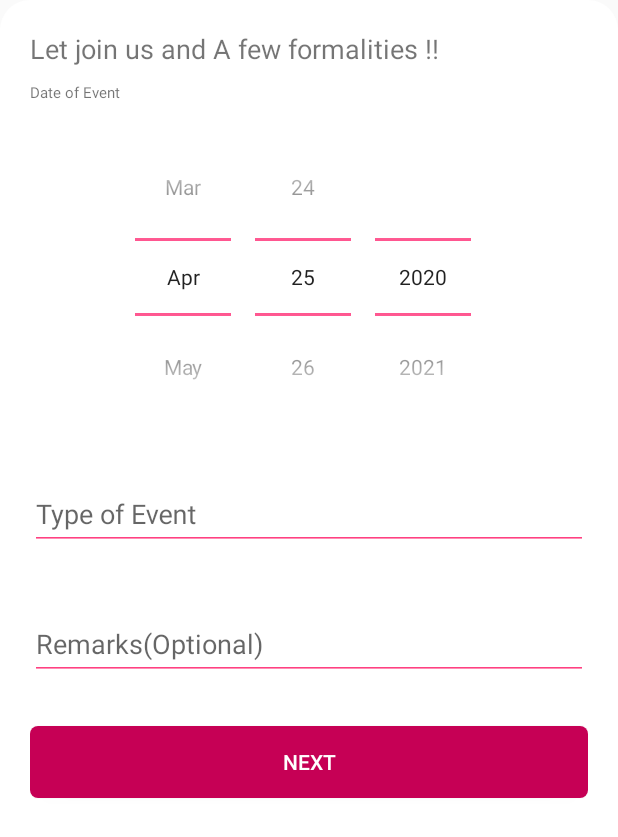
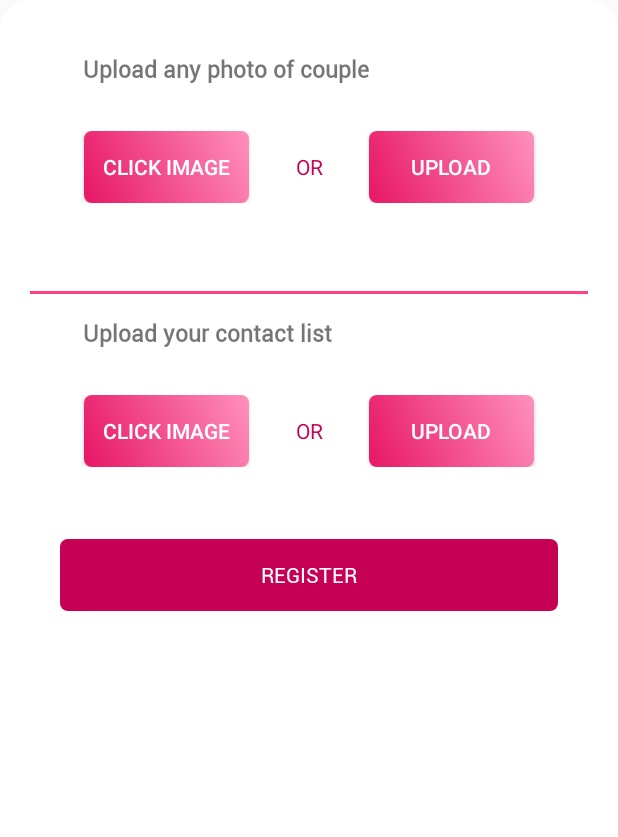
Before and after one commit to abhigupta19/Wedding_app, an Android app: the layout bottomsheet3.xml on its own in the app's theme, with its tools: preview values and no code run, on a phone screen of 412 x 824 dp. Shown: the top 837 px of the screen. Run offline under Robolectric (Android 15) with nearby library versions, the phone set to English and light mode, and no system bars.

Commit message:
Contacts and main page

```diff
--- a/app/src/main/java/com/example/wedding/Bottomsheet2.java
+++ b/app/src/main/java/com/example/wedding/Bottomsheet2.java
@@ -38,6 +38,7 @@ public class Bottomsheet2 extends BottomSheetDialogFragment {
                 if(k==1) {
                     sendData2.sendInfo2(String.valueOf(datePicker.getDayOfMonth())+"/"+String.valueOf(datePicker.getMonth())+"/"+String.valueOf(datePicker.getYear()), type.getEditText().getText().toString(), remrks.getEditText().getText().toString());
                     BottomSheet3 bottomSheet3=new BottomSheet3();
+                    dismiss();
                     bottomSheet3.show(getFragmentManager(),"jaibaba");
                 }
                 }
--- a/app/src/main/res/layout/activity_main.xml
+++ b/app/src/main/res/layout/activity_main.xml
@@ -7,6 +7,10 @@
     android:orientation="vertical">
     <androidx.recyclerview.widget.RecyclerView
         android:layout_width="match_parent"
+        android:id="@+id/recyclerView"
+        android:paddingTop="10dp"
+        android:paddingLeft="5dp"
+        android:paddingRight="5dp"
         android:layout_height="match_parent"></androidx.recyclerview.widget.RecyclerView>
     <com.google.android.material.floatingactionbutton.FloatingActionButton
         android:layout_width="wrap_content"
--- a/app/src/main/res/layout/bottomsheet3.xml
+++ b/app/src/main/res/layout/bottomsheet3.xml
@@ -12,77 +12,174 @@
 
 
     <TextView
-        android:id="@+id/textView3"
+        android:id="@+id/et_id"
+        android:layout_width="wrap_content"
+        android:layout_height="wrap_content"
+        android:text="Upload any photo of couple"
+        android:layout_marginLeft="20dp"
+        android:layout_marginRight="20dp"
+        android:layout_marginBottom="10dp"
+        android:padding="15dp"
+        android:textStyle="bold"
+        android:fontFamily="@font/roboto_regular"
+        android:textSize="15sp" />
+
+    <View
+        android:layout_height="5dp"
+        android:layout_width="match_parent"
+        />
+    <LinearLayout
         android:layout_width="match_parent"
         android:layout_height="wrap_content"
-        android:lines="1"
-        android:paddingBottom="10dp"
-        android:text="Let join us and A few formalities !!"
-        android:textSize="18dp"
+        android:gravity="center_horizontal"
+        android:orientation="vertical">
+        <LinearLayout
+            android:layout_width="match_parent"
+            android:orientation="horizontal"
+            android:gravity="center_horizontal"
+            android:layout_height="wrap_content">
+            <Button
+                android:layout_width="110dp"
+                android:background="@drawable/button_background"
+                android:textColor="@color/accent"
 
+                android:text="CLICK IMAGE"
+
+                android:id="@+id/et_id_click"
+                android:layout_height="wrap_content"/>
+            <TextView
+                android:text="OR"
+                android:gravity="center_horizontal"
+                android:textColor="@color/primary_darker"
+                android:layout_width="80dp"
+                android:layout_height="wrap_content"/>
+            <Button
+                android:layout_width="110dp"
+                android:background="@drawable/button_background"
+                android:textColor="@color/accent"
+                android:text="UPLOAD"
+                android:id="@+id/et_id_up"
+                android:layout_height="wrap_content"/>
+        </LinearLayout>
+        <androidx.core.widget.ContentLoadingProgressBar
+            android:layout_width="match_parent"
+            android:layout_height="wrap_content"
+            android:paddingLeft="10dp"
+            android:paddingRight="10dp"
+            android:paddingTop="20dp"
+            android:max="100"
+            style="@style/Widget.AppCompat.ProgressBar.Horizontal"
+            android:id="@+id/progress_doucment"></androidx.core.widget.ContentLoadingProgressBar>
+
+        <TextView
+            android:id="@+id/id_txt"
+            android:layout_width="wrap_content"
+            android:layout_height="wrap_content"
+            />
+
+    </LinearLayout>
+    <View
+        android:layout_width="1dp"
+        android:layout_height="3dp"/>
+    <LinearLayout
+        android:layout_width="match_parent"
+        android:layout_height="2dp"
+        android:background="@color/primary_dark"/>
+    <TextView
+        android:id="@+id/et_flight"
+        android:layout_width="wrap_content"
+        android:layout_height="wrap_content"
+        android:text="Upload your contact list"
+        android:layout_marginLeft="20dp"
+        android:layout_marginRight="20dp"
+        android:layout_marginBottom="10dp"
+        android:padding="15dp"
+        android:textStyle="bold"
+        android:fontFamily="@font/roboto_regular"
+        android:textSize="15sp" />
+
+    <View
+        android:layout_height="5dp"
+        android:layout_width="match_parent"
         />
-
-    <TextView
-        android:id="@+id/textView4"
+    <LinearLayout
         android:layout_width="match_parent"
         android:layout_height="wrap_content"
-        android:lines="1"
-        android:paddingBottom="10dp"
-        android:text="Date of Event"
-        android:textSize="10dp"
+        android:gravity="center_horizontal"
+        android:orientation="vertical">
+        <LinearLayout
+            android:layout_width="match_parent"
+            android:layout_height="wrap_content"
+            android:gravity="center_horizontal"
+            android:orientation="horizontal">
+            <Button
+                android:layout_width="110dp"
+                android:background="@drawable/button_background"
+                android:textColor="@color/accent"
+                android:text="CLICK IMAGE"
+                android:id="@+id/et_flight_click"
+                android:layout_height="wrap_content"/>
+            <TextView
+                android:text="OR"
+                android:gravity="center_horizontal"
+                android:textColor="@color/primary_darker"
+                android:layout_width="80dp"
+                android:layout_height="wrap_content"/>
+            <Button
+                android:layout_width="110dp"
+                android:background="@drawable/button_background"
+                android:textColor="@color/accent"
+                android:text="UPLOAD"
+                android:id="@+id/et_flight_up"
+                android:layout_height="wrap_content"/>
 
+        </LinearLayout>
+        <View
+            android:layout_width="80dp"
+            android:layout_height="10dp"/>
+        <TextView
+            android:layout_width="wrap_content"
+            android:layout_height="wrap_content"
+            android:id="@+id/flight_txt"
+            />
+        <View
+            android:layout_width="140dp"
+            android:layout_height="10dp"/>
+
+    </LinearLayout>
+
+    <View
+        android:layout_width="1dp"
+        android:layout_height="3dp"/>
+
+    <View
+        android:layout_height="5dp"
+        android:layout_width="match_parent"
         />
-
-    <DatePicker
+    <LinearLayout
         android:layout_width="match_parent"
         android:layout_height="wrap_content"
-        android:paddingBottom="20dp"
-        android:datePickerMode="spinner"
-        android:calendarViewShown="false"
-        android:id="@+id/date"
-        android:theme="@style/TextInputLayoutAppearance"
-        android:startYear="2020"
-        ></DatePicker>
-    <com.google.android.material.textfield.TextInputLayout
-        android:layout_width="match_parent"
-        android:layout_height="wrap_content"
-        android:paddingBottom="10dp"
-        android:id="@+id/type"
-        android:theme="@style/TextInputLayoutAppearance"
-        app:errorEnabled="true">
+        android:gravity="center_horizontal"
+        android:orientation="horizontal"/>
 
-        <com.google.android.material.textfield.TextInputEditText
+
+        <Button
+            android:id="@+id/btn_register"
             android:layout_width="match_parent"
             android:layout_height="wrap_content"
+            android:layout_centerHorizontal="true"
+            android:layout_marginLeft="20dp"
+            android:layout_marginRight="20dp"
+            android:background="@drawable/btn_custom"
 
-            android:lines="5"
-            android:inputType="textEmailAddress"
-            android:hint="Type of Event"></com.google.android.material.textfield.TextInputEditText>
-    </com.google.android.material.textfield.TextInputLayout>
+            android:fontFamily="@font/roboto_regular"
+            android:text="@string/register"
+            android:textColor="@android:color/white" />
 
-    <com.google.android.material.textfield.TextInputLayout
-        android:layout_width="match_parent"
-        android:layout_height="wrap_content"
-        android:paddingBottom="10dp"
-        android:id="@+id/remarks"
-        android:theme="@style/TextInputLayoutAppearance"
-        app:errorEnabled="true">
 
-        <com.google.android.material.textfield.TextInputEditText
-            android:layout_width="match_parent"
-            android:layout_height="wrap_content"
 
-            android:lines="5"
-            android:inputType="textEmailAddress"
-            android:hint="Remarks(Optional)"></com.google.android.material.textfield.TextInputEditText>
-    </com.google.android.material.textfield.TextInputLayout>
 
-    <Button
-        android:layout_width="match_parent"
-        android:layout_height="wrap_content"
-        android:text="Next"
-        android:id="@+id/nextPfrag"
-        android:textColor="@color/white"
-        android:background="@drawable/btn_custom"></Button>
+
+
 
 </LinearLayout>
--- a/build.gradle
+++ b/build.gradle
@@ -21,6 +21,8 @@ allprojects {
     repositories {
         google()
         jcenter()
+        maven { url 'https://jitpack.io' }
+
 
     }
 }
```
Also changed, not shown: app/build.gradle (+8 -2 lines), app/src/main/AndroidManifest.xml (+16 -5 lines), app/src/main/java/com/example/wedding/BottomSheet3.java (+379 -24 lines), app/src/main/java/com/example/wedding/MainActivity.java (+38 -0 lines), app/src/main/res/values/styles.xml (+12 -0 lines).
